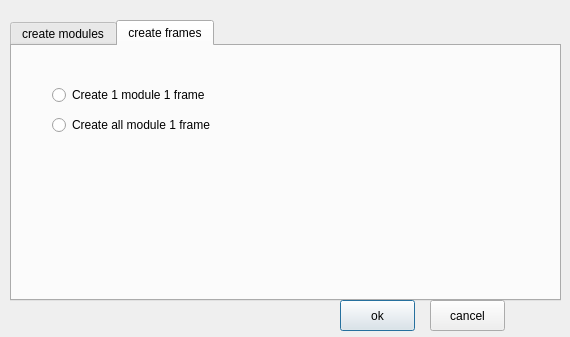
This is Xedi/Xedithor/toolDialog.ui in ancoldsun/xedithor as Qt 5 draws it before an edit. The edited form follows.
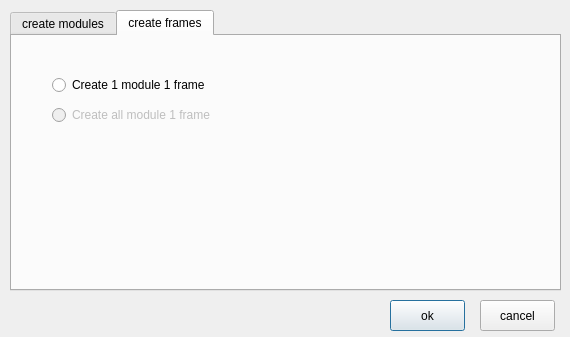
This is the edited form. The open tabs and pages were chosen to show the change. Icons and pictures are not drawn.

Commit message: -add tool for fast creating 1 module be 1 frame. (an example for font sprite)

```diff
--- a/Xedi/Xedithor/toolDialog.ui
+++ b/Xedi/Xedithor/toolDialog.ui
@@ -24,7 +24,7 @@
    <property name="geometry">
     <rect>
      <x>10</x>
-     <y>20</y>
+     <y>10</y>
      <width>551</width>
      <height>281</height>
     </rect>
@@ -341,6 +341,9 @@
      </property>
     </widget>
     <widget class="QRadioButton" name="radioButton_createFrame2">
+     <property name="enabled">
+      <bool>false</bool>
+     </property>
      <property name="geometry">
       <rect>
        <x>40</x>
@@ -358,7 +361,7 @@
   <widget class="QPushButton" name="pushButton">
    <property name="geometry">
     <rect>
-     <x>340</x>
+     <x>390</x>
      <y>300</y>
      <width>75</width>
      <height>31</height>
@@ -371,7 +374,7 @@
   <widget class="QPushButton" name="pushButton_2">
    <property name="geometry">
     <rect>
-     <x>430</x>
+     <x>480</x>
      <y>300</y>
      <width>75</width>
      <height>31</height>
```
Left out of the diff: 2 changed lines with no effect on the pictures. The commit also changes 2 other files.
